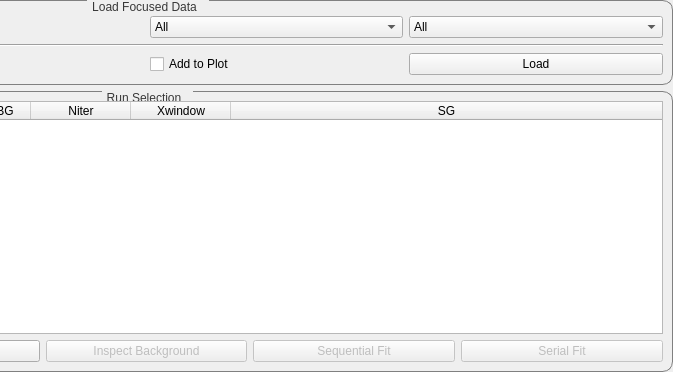
Qt form qt/python/mantidqtinterfaces/mantidqtinterfaces/Engineering/gui/engineering_diffraction/tabs/fitting/data_handling/data_widget.ui (mantidproject/mantid) before a commit; both pictures show x 380 to 1053 and y 0 to 372 of the 1053 by 372 pixel window.
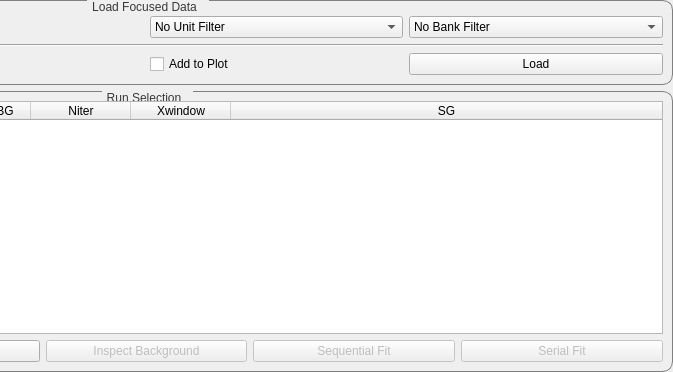
The same form after that commit. Custom widgets are drawn as their Qt base class.

Commit message:
Rename All to No Filter and color text grey
Also add Both Banks option and ensure normal filter text is black

```diff
--- a/qt/python/mantidqtinterfaces/mantidqtinterfaces/Engineering/gui/engineering_diffraction/tabs/fitting/data_handling/data_widget.ui
+++ b/qt/python/mantidqtinterfaces/mantidqtinterfaces/Engineering/gui/engineering_diffraction/tabs/fitting/data_handling/data_widget.ui
@@ -84,7 +84,7 @@
           </property>
           <item>
            <property name="text">
-            <string>All</string>
+            <string>No Unit Filter</string>
            </property>
           </item>
           <item>
@@ -106,7 +106,7 @@
           </property>
           <item>
            <property name="text">
-            <string>All</string>
+            <string>No Bank Filter</string>
            </property>
           </item>
           <item>
```
Left out of the diff: 9 changed lines with no effect on the pictures. The commit also changes 2 other files.
